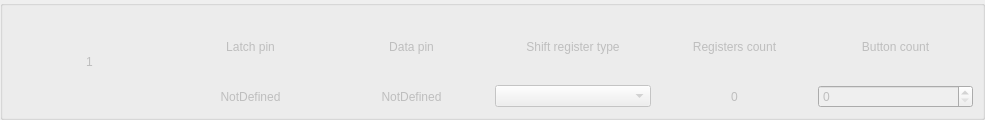
Qt form widgets/shiftregisters.ui (FreeJoy-Team/FreeJoyConfiguratorQt) before a commit.
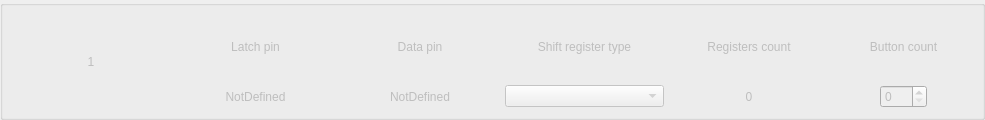
The same form after that commit.

```diff
--- a/widgets/shiftregisters.ui
+++ b/widgets/shiftregisters.ui
@@ -34,14 +34,14 @@
      <property name="title">
       <string/>
      </property>
-     <layout class="QGridLayout" name="gridLayout">
-      <item row="0" column="0" rowspan="2">
-       <widget class="QLabel" name="label_ShiftIndex">
+     <layout class="QGridLayout" name="gridLayout" columnstretch="1,1,1,1,1,0,0,0" columnminimumwidth="0,0,0,0,0,0,0,0">
+      <item row="1" column="1">
+       <widget class="QLabel" name="label_LatchPin">
         <property name="enabled">
          <bool>false</bool>
         </property>
         <property name="text">
-         <string notr="true">1</string>
+         <string>NotDefined</string>
         </property>
         <property name="alignment">
          <set>Qt::AlignCenter</set>
@@ -61,19 +61,6 @@
         </property>
        </widget>
       </item>
-      <item row="0" column="2">
-       <widget class="QLabel" name="text_dataPin">
-        <property name="enabled">
-         <bool>false</bool>
-        </property>
-        <property name="text">
-         <string>Data pin</string>
-        </property>
-        <property name="alignment">
-         <set>Qt::AlignCenter</set>
-        </property>
-       </widget>
-      </item>
       <item row="0" column="3">
        <widget class="QLabel" name="text_shiftRegisterType">
         <property name="enabled">
@@ -87,6 +74,19 @@
         </property>
        </widget>
       </item>
+      <item row="0" column="2">
+       <widget class="QLabel" name="text_dataPin">
+        <property name="enabled">
+         <bool>false</bool>
+        </property>
+        <property name="text">
+         <string>Data pin</string>
+        </property>
+        <property name="alignment">
+         <set>Qt::AlignCenter</set>
+        </property>
+       </widget>
+      </item>
       <item row="0" column="4">
        <widget class="QLabel" name="text_registersCount">
         <property name="enabled">
@@ -100,70 +100,43 @@
         </property>
        </widget>
       </item>
-      <item row="0" column="5">
-       <widget class="QLabel" name="text_buttonCount">
-        <property name="enabled">
-         <bool>false</bool>
-        </property>
-        <property name="text">
-         <string>Button count</string>
-        </property>
-        <property name="alignment">
-         <set>Qt::AlignCenter</set>
-        </property>
-       </widget>
-      </item>
-      <item row="1" column="1">
-       <widget class="QLabel" name="label_LatchPin">
-        <property name="enabled">
-         <bool>false</bool>
-        </property>
-        <property name="text">
-         <string>NotDefined</string>
-        </property>
-        <property name="alignment">
-         <set>Qt::AlignCenter</set>
-        </property>
-       </widget>
-      </item>
-      <item row="1" column="2">
-       <widget class="QLabel" name="label_DataPin">
-        <property name="enabled">
-         <bool>false</bool>
-        </property>
-        <property name="text">
-         <string>NotDefined</string>
-        </property>
-        <property name="alignment">
-         <set>Qt::AlignCenter</set>
-        </property>
-       </widget>
-      </item>
-      <item row="1" column="3">
-       <widget class="QComboBox" name="comboBox_ShiftRegType">
-        <property name="enabled">
-         <bool>false</bool>
-        </property>
-       </widget>
-      </item>
-      <item row="1" column="4">
-       <widget class="QLabel" name="label_RegistersCount">
-        <property name="enabled">
-         <bool>false</bool>
-        </property>
-        <property name="text">
-         <string notr="true">0</string>
-        </property>
-        <property name="alignment">
-         <set>Qt::AlignCenter</set>
-        </property>
-       </widget>
-      </item>
       <item row="1" column="5">
+       <spacer name="horizontalSpacer">
+        <property name="orientation">
+         <enum>Qt::Horizontal</enum>
+        </property>
+        <property name="sizeHint" stdset="0">
+         <size>
+          <width>40</width>
+          <height>20</height>
+         </size>
+        </property>
+       </spacer>
+      </item>
+      <item row="0" column="0" rowspan="2">
+       <widget class="QLabel" name="label_ShiftIndex">
+        <property name="enabled">
+         <bool>false</bool>
+        </property>
+        <property name="text">
+         <string notr="true">1</string>
+        </property>
+        <property name="alignment">
+         <set>Qt::AlignCenter</set>
+        </property>
+       </widget>
+      </item>
+      <item row="1" column="6">
        <widget class="QSpinBox" name="spinBox_ButtonCount">
         <property name="enabled">
          <bool>false</bool>
         </property>
+        <property name="sizePolicy">
+         <sizepolicy hsizetype="Minimum" vsizetype="Fixed">
+          <horstretch>0</horstretch>
+          <verstretch>0</verstretch>
+         </sizepolicy>
+        </property>
         <property name="correctionMode">
          <enum>QAbstractSpinBox::CorrectToNearestValue</enum>
         </property>
@@ -172,6 +145,65 @@
         </property>
        </widget>
       </item>
+      <item row="1" column="3">
+       <widget class="QComboBox" name="comboBox_ShiftRegType">
+        <property name="enabled">
+         <bool>false</bool>
+        </property>
+       </widget>
+      </item>
+      <item row="1" column="4">
+       <widget class="QLabel" name="label_RegistersCount">
+        <property name="enabled">
+         <bool>false</bool>
+        </property>
+        <property name="text">
+         <string notr="true">0</string>
+        </property>
+        <property name="alignment">
+         <set>Qt::AlignCenter</set>
+        </property>
+       </widget>
+      </item>
+      <item row="1" column="2">
+       <widget class="QLabel" name="label_DataPin">
+        <property name="enabled">
+         <bool>false</bool>
+        </property>
+        <property name="text">
+         <string>NotDefined</string>
+        </property>
+        <property name="alignment">
+         <set>Qt::AlignCenter</set>
+        </property>
+       </widget>
+      </item>
+      <item row="1" column="7">
+       <spacer name="horizontalSpacer_2">
+        <property name="orientation">
+         <enum>Qt::Horizontal</enum>
+        </property>
+        <property name="sizeHint" stdset="0">
+         <size>
+          <width>40</width>
+          <height>20</height>
+         </size>
+        </property>
+       </spacer>
+      </item>
+      <item row="0" column="5" colspan="3">
+       <widget class="QLabel" name="text_buttonCount">
+        <property name="enabled">
+         <bool>false</bool>
+        </property>
+        <property name="text">
+         <string>Button count</string>
+        </property>
+        <property name="alignment">
+         <set>Qt::AlignCenter</set>
+        </property>
+       </widget>
+      </item>
      </layout>
     </widget>
    </item>
```
